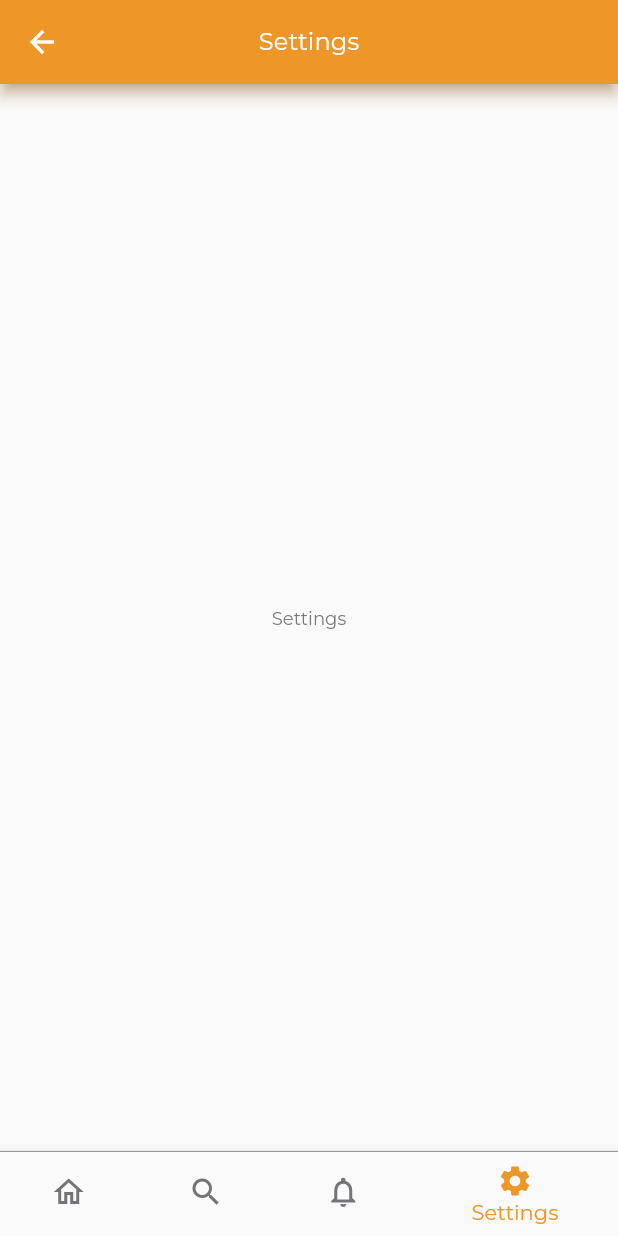
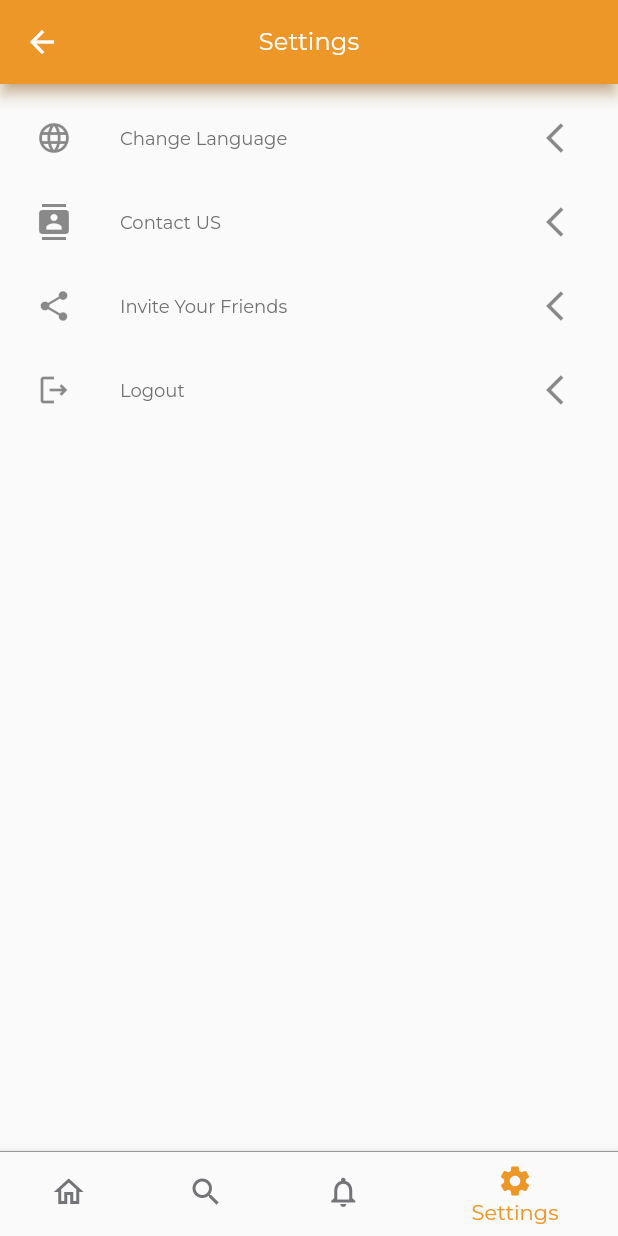
Before and after one commit to EngAbdoS/Tut-app, a Flutter app: the MainView screen opened by its route, item 4 of the bottom bar chosen, on a phone screen of 412 x 824 dp. Run offline on Flutter 3.47's test engine with Material 2 defaults, Android fonts, the phone set to English and light mode, and no system bars; our stand-ins replace carousel_slider, country_code_picker, dartz, dio, flutter_svg, freezed_annotation and 9 more; missing offline and left inert: dart:ffi; accounts and stored records are empty; generated files the repository leaves out were written again; network calls fail; project files that could hold a hidden picture were left out.

Commit message:
settings screen (●'◡'●)

```diff
--- a/lib/app/app_prefs.dart
+++ b/lib/app/app_prefs.dart
@@ -41,7 +41,9 @@ class AppPreferences {
         false;
   }
 
-
+Future<void>logout()async{
+    _sharedPreferences.remove(PREFS_KEY_IS_USER_LOGGED_IN);
+}
 
 
 
--- a/lib/presentation/main/pages/settings/view/settings_page.dart
+++ b/lib/presentation/main/pages/settings/view/settings_page.dart
@@ -1,3 +1,8 @@
+import 'package:flu_proj/app/app_prefs.dart';
+import 'package:flu_proj/app/di.dart';
+import 'package:flu_proj/data/data_source/local_data_source.dart';
+import 'package:flu_proj/presentation/resourses/router_manager.dart';
+import 'package:flu_proj/presentation/resourses/values_manager.dart';
 import 'package:flutter/material.dart';
 
 import '../../../../resourses/strings_manager.dart';
@@ -10,10 +15,74 @@ class SettingsPage extends StatefulWidget {
 }
 
 class _SettingsPageState extends State<SettingsPage> {
+  final AppPreferences _appPreferences=instance<AppPreferences>();
+  final LocalDataSource _localDataSource=instance<LocalDataSource>();
   @override
   Widget build(BuildContext context) {
-    return const Center(
-      child: Text(AppStrings.settings),
-    );
+    return Center(
+        child: ListView(
+      padding: const EdgeInsets.all(AppPadding.p8),
+      children: [
+        ListTile(
+          title: Text(
+            AppStrings.changeLanguage,
+            style: Theme.of(context).textTheme.bodyLarge,
+          ),
+          leading: const Icon(Icons.language_outlined),
+          trailing: const Icon(Icons.arrow_back_ios),
+          onTap: () {
+            _changeLanguage();
+          },
+        ),
+        ListTile(
+          title: Text(
+            AppStrings.contactUS,
+            style: Theme.of(context).textTheme.bodyLarge,
+          ),
+          leading: const Icon(Icons.contacts),
+          trailing: const Icon(Icons.arrow_back_ios),
+          onTap: () {
+            _contactUs();
+          },
+        ),
+        ListTile(
+          title: Text(
+            AppStrings.inviteFriends,
+            style: Theme.of(context).textTheme.bodyLarge,
+          ),
+          leading: const Icon(Icons.share),
+          trailing: const Icon(Icons.arrow_back_ios),
+          onTap: () {
+            _inviteFriends();
+          },
+        ),
+        ListTile(
+          title: Text(
+            AppStrings.logout,
+            style: Theme.of(context).textTheme.bodyLarge,
+          ),
+          leading: const Icon(Icons.logout_outlined),
+          trailing: const Icon(Icons.arrow_back_ios),
+          onTap: () {
+            _logout();
+          },
+        ),
+      ],
+    ));
+  }
+
+  _changeLanguage() {}
+
+  _contactUs() {}
+
+  _inviteFriends() {}
+
+  _logout() {
+    _appPreferences.logout();
+    _localDataSource.clearCache();
+    Navigator.pushReplacementNamed(context, Routes.loginRoute);
+
+
+
   }
 }
--- a/lib/presentation/resourses/strings_manager.dart
+++ b/lib/presentation/resourses/strings_manager.dart
@@ -50,6 +50,10 @@ class AppStrings {
   static const String notification = "Notifications";
   static const String services = "Services";
   static const String stores = "Stores";
+  static const String changeLanguage = "Change Language";
+  static const String contactUS = "Contact US";
+  static const String inviteFriends = "Invite Your Friends";
+  static const String logout = "Logout";
 
 
 
```
